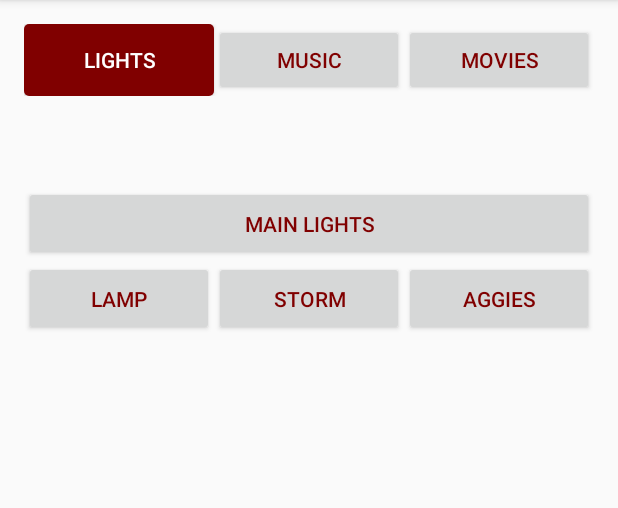
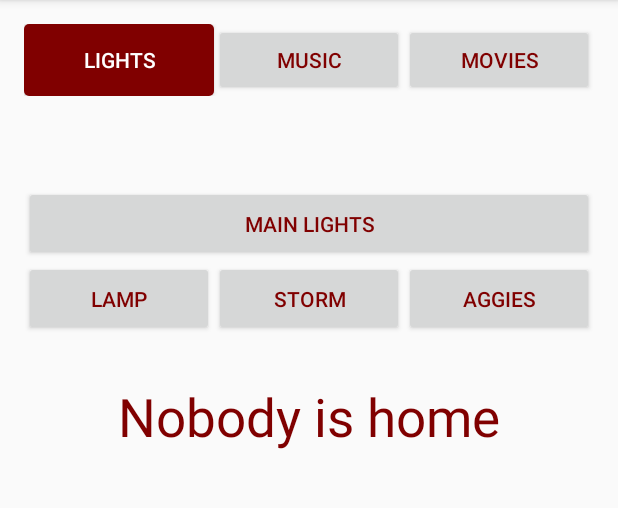
Before and after one commit to dawsondeere/Mount-Good-Control, an Android app: the screen it shows after launch (LightsActivity), on a phone screen of 412 x 824 dp, the part 84-592 px from its top. Run offline under Robolectric (Android 15) with nearby library versions, the phone set to English and light mode, and no system bars; our stand-ins replace Volley; network calls fail.

Commit message:
added who's home to lights section of app

```diff
--- a/app/src/main/java/com/example/dawson/mountgoodcontrol/LightsActivity.java
+++ b/app/src/main/java/com/example/dawson/mountgoodcontrol/LightsActivity.java
@@ -10,6 +10,7 @@ import android.view.GestureDetector;
 import android.view.MotionEvent;
 import android.view.View;
 import android.widget.Button;
+import android.widget.TextView;
 
 import com.android.volley.Request;
 import com.android.volley.Response;
@@ -23,6 +24,7 @@ public class LightsActivity extends AppCompatActivity implements View.OnTouchLis
     private static Button buttonLamp;
     private static Button buttonStorm;
     private static Button buttonAggies;
+    private static TextView textWhosHome;
     private static Drawable buttonBackground;
     private GestureDetector gestureDetector;
 
@@ -35,6 +37,7 @@ public class LightsActivity extends AppCompatActivity implements View.OnTouchLis
         buttonLamp = (Button) findViewById(R.id.buttonLamp);
         buttonStorm = (Button) findViewById(R.id.buttonStorm);
         buttonAggies = (Button) findViewById(R.id.buttonAggies);
+        textWhosHome = (TextView) findViewById(R.id.textWhosHome);
         buttonBackground = buttonLiving.getBackground();
 
         gestureDetector = new GestureDetector(this,new OnSwipeListener(){
@@ -83,10 +86,11 @@ public class LightsActivity extends AppCompatActivity implements View.OnTouchLis
                     la.runOnUiThread(new Runnable() {
                         @Override
                         public void run() {
-                            getData("lights/status");
+                            getLightData("lights/status");
+                            getWhosHomeData("whos-home");
                         }
                     });
-                    Thread.sleep(1500);
+                    Thread.sleep(1000*5);
                 }
                 catch (InterruptedException e) {
                     System.out.println("Thread interrupted");
@@ -95,14 +99,14 @@ public class LightsActivity extends AppCompatActivity implements View.OnTouchLis
         }
     }
 
-    public void getData(String url) {
+    public void getLightData(String url) {
         String finalurl = MainActivity.BASEURL + url;
         //System.out.println(finalurl);
         StringRequest stringRequest = new StringRequest(Request.Method.GET, finalurl,
                 new Response.Listener<String>() {
                     @Override
                     public void onResponse(String response) {
-                        parseData(response);
+                        parseLightData(response);
                     }
                 },
                 new Response.ErrorListener() {
@@ -113,10 +117,33 @@ public class LightsActivity extends AppCompatActivity implements View.OnTouchLis
                 }
         );
 
+        stringRequest.setRetryPolicy(MainActivity.retryPolicy);
         MainActivity.queue.add(stringRequest);
     }
 
-    private void parseData(String buffer) {
+    public void getWhosHomeData(String url) {
+        String finalurl = MainActivity.BASEURL + url;
+        //System.out.println(finalurl);
+        StringRequest stringRequest = new StringRequest(Request.Method.GET, finalurl,
+                new Response.Listener<String>() {
+                    @Override
+                    public void onResponse(String response) {
+                        parseWhosHomeData(response);
+                    }
+                },
+                new Response.ErrorListener() {
+                    @Override
+                    public void onErrorResponse(VolleyError error) {
+                        System.out.println("That didn't work!");
+                    }
+                }
+        );
+
+        stringRequest.setRetryPolicy(MainActivity.retryPolicy);
+        MainActivity.queue.add(stringRequest);
+    }
+
+    private void parseLightData(String buffer) {
         int swStart = -1;
         int swEnd = -1;
         int stStart = -1;
@@ -149,6 +176,11 @@ public class LightsActivity extends AppCompatActivity implements View.OnTouchLis
         }
     }
 
+    private void parseWhosHomeData(String buffer) {
+        if (buffer.equals("")) { textWhosHome.setText("Nobody is home");}
+        else { textWhosHome.setText(buffer); }
+    }
+
     public void sendData(View v) {
         switch (v.getId()) {
             case R.id.buttonMainLight: MainActivity.writeData("lights/living/toggle"); break;
--- a/app/src/main/res/layout/activity_lights.xml
+++ b/app/src/main/res/layout/activity_lights.xml
@@ -103,93 +103,17 @@
             android:text="@string/buttonAggies"
             tools:ignore="ButtonStyle" />
     </LinearLayout>
-<!--
-    <Button
-        android:textColor="@color/colorPrimary"
-        android:id="@+id/buttonFanLight"
-        android:padding="15dp"
-        android:layout_below="@id/moreLights"
+
+    <TextView
+        android:id="@+id/textWhosHome"
         android:layout_width="match_parent"
         android:layout_height="wrap_content"
-        android:onClick="sendData"
-        android:text="@string/buttonFanLight"/>
+        android:layout_below="@id/moreLights"
+        android:gravity="center_horizontal"
+        android:lines="4"
+        android:textColor="@color/colorPrimary"
+        android:textSize="16pt"
+        android:text="Nobody is home"
+        />
 
-    <LinearLayout
-        android:id="@+id/fanButtons"
-        android:layout_width="match_parent"
-        android:layout_height="wrap_content"
-        android:layout_below="@id/buttonFanLight"
-        android:layout_marginBottom="@dimen/bottom_padding_group"
-        >
-
-        <Button
-            android:textColor="@color/colorPrimary"
-            android:id="@+id/buttonFan0"
-            android:padding="15dp"
-            android:layout_width="0dp"
-            android:layout_weight="1"
-            android:layout_height="wrap_content"
-            android:onClick="sendData"
-            android:text="@string/buttonFan0"/>
-
-        <Button
-            android:textColor="@color/colorPrimary"
-            android:id="@+id/buttonFan1"
-            android:padding="15dp"
-            android:layout_width="0dp"
-            android:layout_weight="1"
-            android:layout_height="wrap_content"
-            android:onClick="sendData"
-            android:text="@string/buttonFan1"/>
-
-        <Button
-            android:textColor="@color/colorPrimary"
-            android:id="@+id/buttonFan2"
-            android:padding="15dp"
-            android:layout_width="0dp"
-            android:layout_weight="1"
-            android:layout_height="wrap_content"
-            android:onClick="sendData"
-            android:text="@string/buttonFan2"/>
-
-        <Button
-            android:textColor="@color/colorPrimary"
-            android:id="@+id/buttonFan3"
-            android:padding="15dp"
-            android:layout_width="0dp"
-            android:layout_weight="1"
-            android:layout_height="wrap_content"
-            android:onClick="sendData"
-            android:text="@string/buttonFan3"/>
-
-    </LinearLayout>
-
-    <LinearLayout
-        android:id="@+id/clapDetection"
-        android:layout_width="match_parent"
-        android:layout_height="wrap_content"
-        android:layout_below="@id/fanButtons"
-        >
-
-        <Button
-            android:textColor="@color/colorPrimary"
-            android:id="@+id/buttonStartClap"
-            android:padding="15dp"
-            android:layout_width="0dp"
-            android:layout_weight="1"
-            android:layout_height="wrap_content"
-            android:onClick="sendData"
-            android:text="@string/buttonStartClap"/>
-
-        <Button
-            android:textColor="@color/colorPrimary"
-            android:id="@+id/buttonStopClap"
-            android:padding="15dp"
-            android:layout_width="0dp"
-            android:layout_weight="1"
-            android:layout_height="wrap_content"
-            android:onClick="sendData"
-            android:text="@string/buttonStopClap"/>
-    </LinearLayout>
--->
 </RelativeLayout>
```
